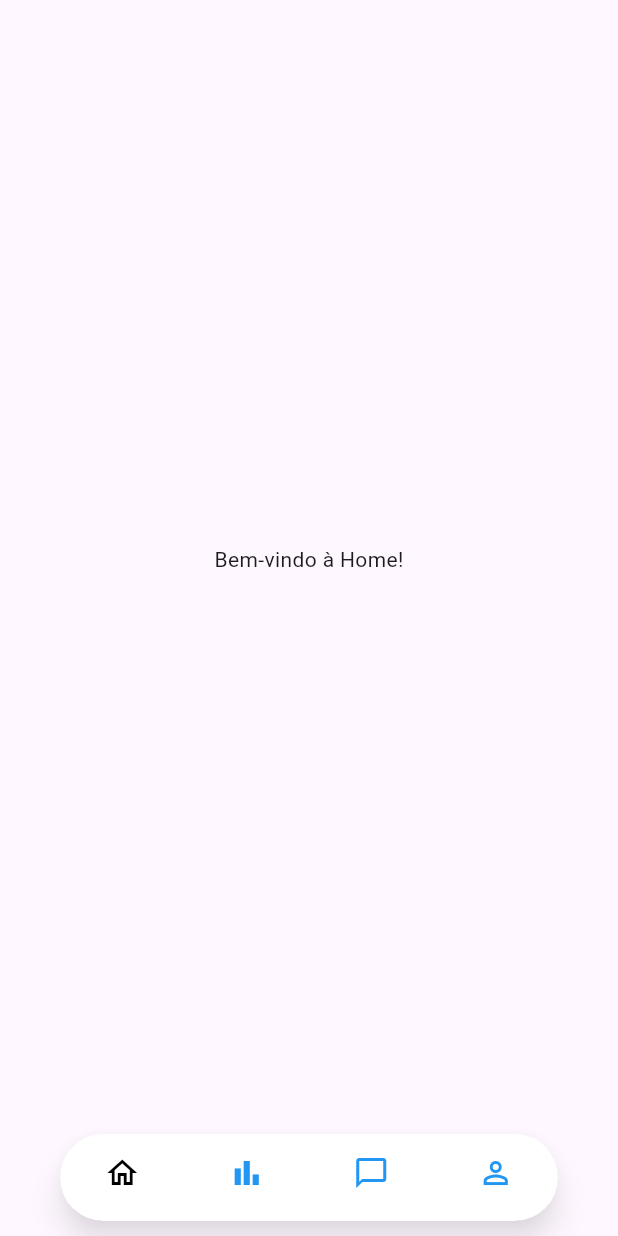
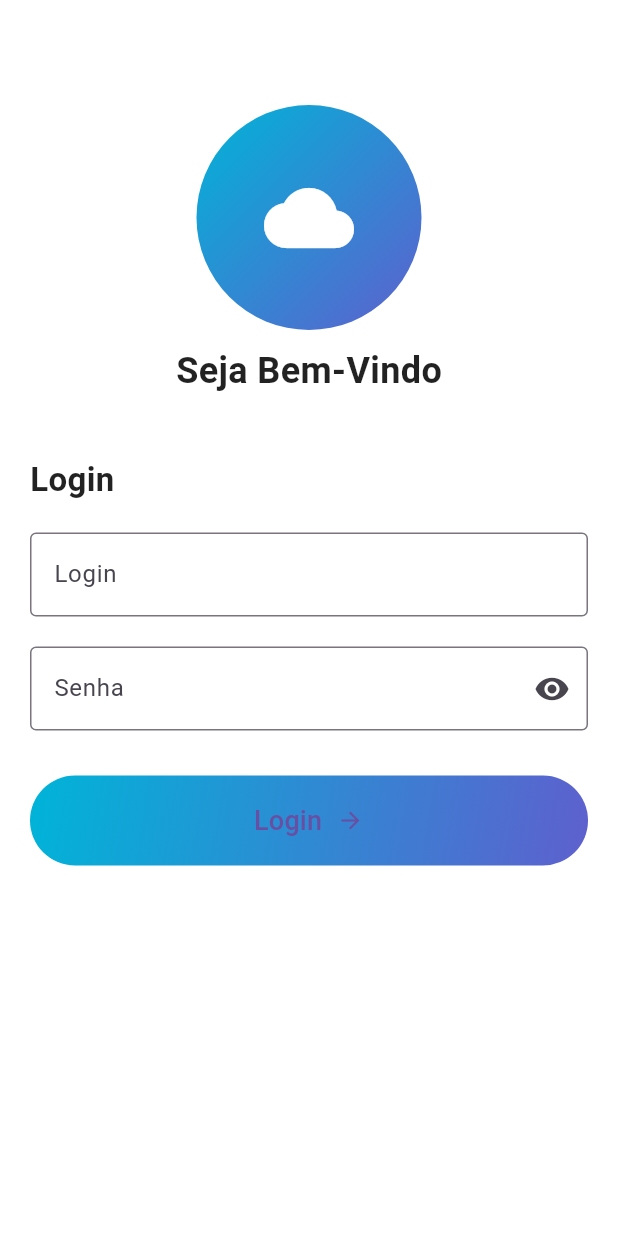
Before and after one commit to JoaoVancea/COPA, a Flutter app: the screen it shows after launch, on a phone screen of 412 x 824 dp. Run offline on Flutter 3.47's test engine with Material 3 defaults, Android fonts, the phone set to English and light mode, and no system bars; our stand-ins replace cloud_firestore, firebase_core; accounts and stored records are empty.

Commit message:
iniciando tela de login

```diff
--- a/lib/UI/pages/login_page.dart
+++ b/lib/UI/pages/login_page.dart
@@ -1,12 +1,114 @@
 import 'package:flutter/material.dart';
 
-class Loginpage extends StatelessWidget {
-  const Loginpage({super.key});
-
+class LoginScreen extends StatelessWidget {
   @override
   Widget build(BuildContext context) {
-    return const Scaffold(
-
+    return Scaffold(
+      backgroundColor: Colors.white,
+      body: Padding(
+        padding: EdgeInsets.all(20.0),
+        child: Column(
+          crossAxisAlignment: CrossAxisAlignment.start,
+          children: [
+            SizedBox(height: 50),
+            Center(
+              child: Column(
+                children: [
+                  Container(
+                    width: 150,
+                    height: 150,
+                    decoration: BoxDecoration(
+                      shape: BoxShape.circle,
+                      gradient: LinearGradient(
+                        colors: [Color(0xFF00B4D8), Color(0xFF5E60CE)],
+                        begin: Alignment.topLeft,
+                        end: Alignment.bottomRight,
+                      ),
+                    ),
+                    child: Center(
+                      child: Icon(
+                        Icons.cloud,
+                        size: 60,
+                        color: Colors.white,
+                      ),
+                    ),
+                  ),
+                  SizedBox(height: 10),
+                  Text(
+                    'Seja Bem-Vindo',
+                    style: TextStyle(
+                      fontSize: 24,
+                      fontWeight: FontWeight.bold,
+                      color: Colors.black87,
+                    ),
+                  ),
+                ],
+              ),
+            ),
+            SizedBox(height: 40),
+            Text(
+              'Login',
+              style: TextStyle(
+                fontSize: 22,
+                fontWeight: FontWeight.bold,
+                color: Colors.black87,
+              ),
+            ),
+            SizedBox(height: 20),
+            TextField(
+              decoration: InputDecoration(
+                labelText: 'Login',
+                border: OutlineInputBorder(),
+              ),
+            ),
+            SizedBox(height: 20),
+            TextField(
+              obscureText: true,
+              decoration: InputDecoration(
+                labelText: 'Senha',
+                border: OutlineInputBorder(),
+                suffixIcon: Icon(Icons.visibility),
+              ),
+            ),
+            SizedBox(height: 30),
+            Center(
+              child: Container(
+                width: double.infinity,
+                height: 60,
+                decoration: BoxDecoration(
+                  gradient: LinearGradient(
+                    colors: [Color(0xFF00B4D8), Color(0xFF5E60CE)],
+                    begin: Alignment.topLeft,
+                    end: Alignment.bottomRight,
+                  ),
+                  borderRadius: BorderRadius.circular(30),
+                ),
+                child: ElevatedButton(
+                  style: ElevatedButton.styleFrom(
+                    backgroundColor: Colors.transparent,
+                    shadowColor: Colors.transparent,
+                    shape: RoundedRectangleBorder(
+                      borderRadius: BorderRadius.circular(30),
+                    ),
+                  ),
+                  onPressed: () {},
+                  child: Row(
+                    mainAxisAlignment: MainAxisAlignment.center,
+                    children: [
+                      Text(
+                        'Login',
+                        style: TextStyle(fontSize: 18),
+                      ),
+                      SizedBox(width: 10),
+                      Icon(Icons.arrow_forward),
+                    ],
+                  ),
+                ),
+              ),
+            ),
+          ],
+        ),
+      ),
     );
   }
 }
--- a/lib/main.dart
+++ b/lib/main.dart
@@ -1,4 +1,5 @@
 import 'package:copa/UI/pages/home_page.dart';
+import 'package:copa/UI/pages/login_page.dart';
 import 'package:flutter/material.dart';
 import 'package:firebase_core/firebase_core.dart';
 import 'firebase_options.dart';
@@ -13,8 +14,8 @@ class MyApp extends StatelessWidget {
 
   @override
   Widget build(BuildContext context) {
-    return const MaterialApp(
-      home: HomePage(),
+    return MaterialApp(
+      home: LoginScreen(),
       debugShowCheckedModeBanner: false,
     );
   }
```
